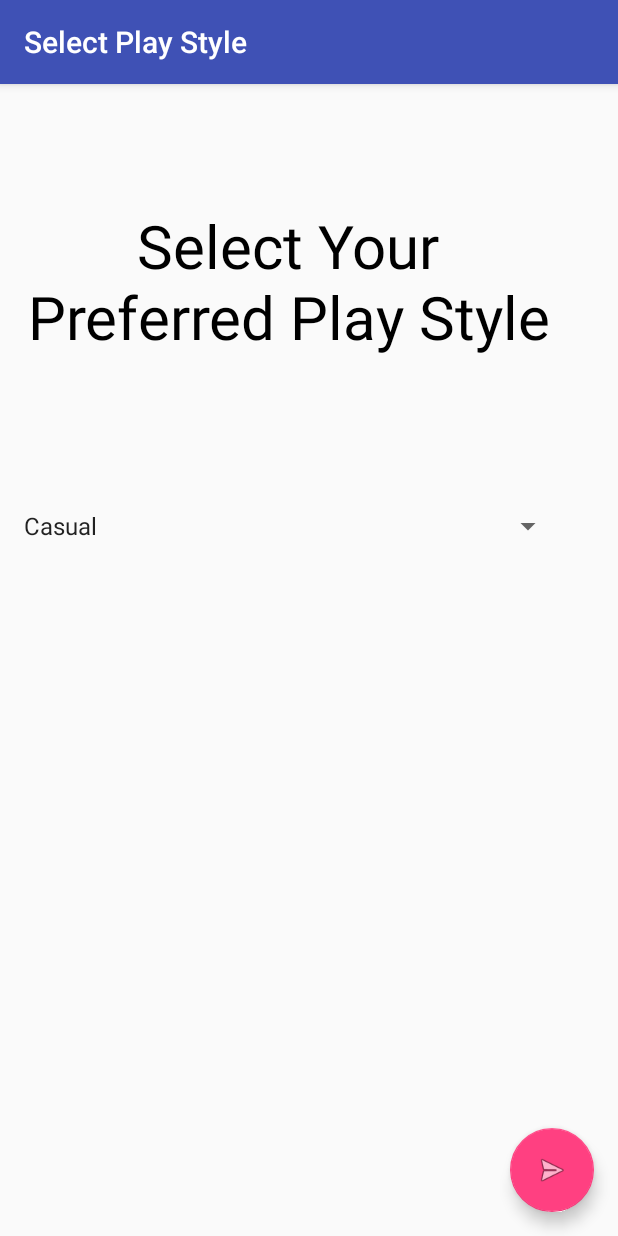
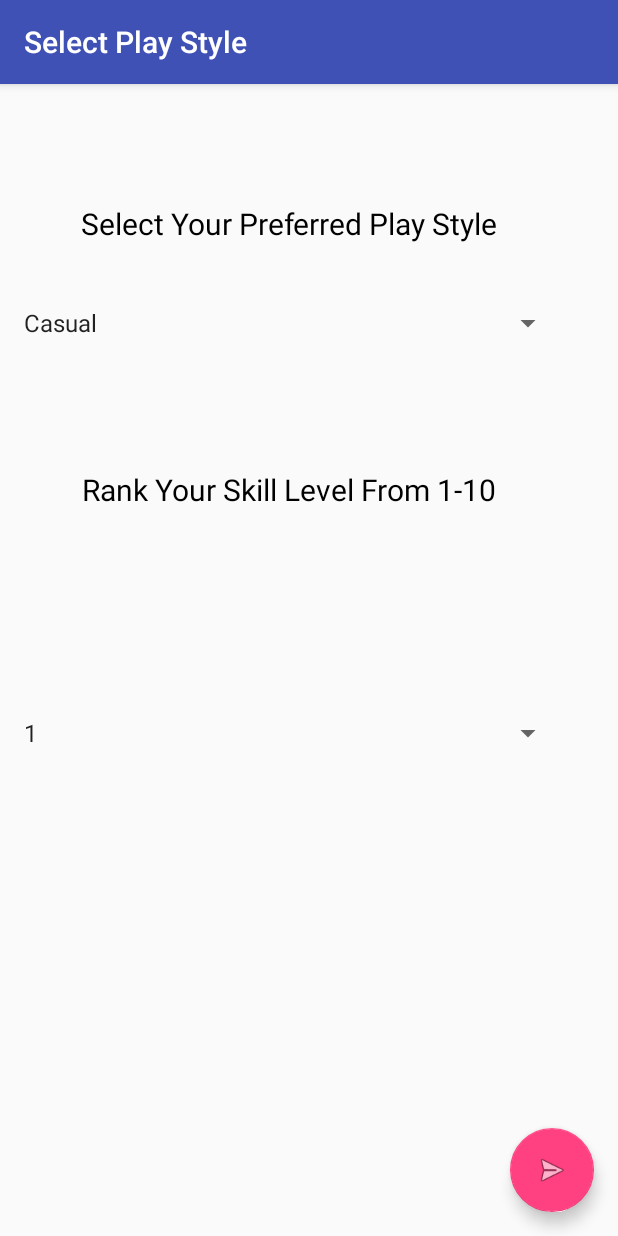
Before and after one commit to NicoleMuzquiz/461L-Project, an Android app: the EnterSportAbility screen opened directly, with no data from a screen before it, on a phone screen of 412 x 824 dp. Run offline under Robolectric (Android 15) with nearby library versions, the phone set to English and light mode, and no system bars.

Commit message:
Intro activities are almost complete. Need to set up home screen.

```diff
--- a/SwoleMates/app/build.gradle
+++ b/SwoleMates/app/build.gradle
@@ -54,4 +54,5 @@ dependencies {
 
 
 
+
 apply plugin: 'com.google.gms.google-services'
--- a/SwoleMates/app/src/main/java/com/example/swolemates/EnterSportAbility.java
+++ b/SwoleMates/app/src/main/java/com/example/swolemates/EnterSportAbility.java
@@ -17,6 +17,7 @@ public class EnterSportAbility extends AppCompatActivity implements AdapterView.
 
     public final static String EXTRA_MESSAGE = "";
     private String playStyle;
+    private String selfRank;
 
     @Override
     protected void onCreate(Bundle savedInstanceState) {
@@ -29,6 +30,16 @@ public class EnterSportAbility extends AppCompatActivity implements AdapterView.
         // Create an ArrayAdapter using the string array and a default spinner layout
         ArrayAdapter<CharSequence> adapter = ArrayAdapter.createFromResource(this,
                 R.array.play_style_array, android.R.layout.simple_spinner_item);
+        // Specify the layout to use when the list of choices appears
+        adapter.setDropDownViewResource(android.R.layout.simple_spinner_dropdown_item);
+        spinner.setOnItemSelectedListener(this);
+        // Apply the adapter to the spinner
+        spinner.setAdapter(adapter);
+
+        spinner = (Spinner) findViewById(R.id.self_rank_spinner);
+        // Create an ArrayAdapter using the string array and a default spinner layout
+        adapter = ArrayAdapter.createFromResource(this,
+                R.array.self_rank_array, android.R.layout.simple_spinner_item);
         // Specify the layout to use when the list of choices appears
         adapter.setDropDownViewResource(android.R.layout.simple_spinner_dropdown_item);
         spinner.setOnItemSelectedListener(this);
@@ -52,7 +63,11 @@ public class EnterSportAbility extends AppCompatActivity implements AdapterView.
     public void onItemSelected(AdapterView<?> parent, View view,
                                int pos, long id) {
         // An item was selected. You can retrieve the selected item using
-        playStyle = (String) parent.getItemAtPosition(pos);
+        if(id == R.id.play_style_spinner)
+            playStyle = (String) parent.getItemAtPosition(pos);
+        if(id == R.id.self_rank_spinner)
+            selfRank = (String) parent.getItemAtPosition(pos);
+
     }
 
     public void onNothingSelected(AdapterView<?> parent) {
--- a/SwoleMates/app/src/main/java/com/example/swolemates/FacebookLoginActivity.java
+++ b/SwoleMates/app/src/main/java/com/example/swolemates/FacebookLoginActivity.java
@@ -64,7 +64,7 @@ public class FacebookLoginActivity extends AppCompatActivity implements LoaderCa
     private AutoCompleteTextView mEmailView;
 
     // [START declare_auth]
-    private FirebaseAuth mAuth;
+    private static FirebaseAuth mAuth;
     // [END declare_auth]
 
     // [START declare_auth_listener]
@@ -145,6 +145,8 @@ public class FacebookLoginActivity extends AppCompatActivity implements LoaderCa
     private Context getActivity() {
         return this;
     }
+
+    public static FirebaseAuth getmAuth() {return mAuth; }
 
     // [START on_start_add_listener]
     @Override
--- a/SwoleMates/app/src/main/res/layout/content_enter_sport_ability.xml
+++ b/SwoleMates/app/src/main/res/layout/content_enter_sport_ability.xml
@@ -9,25 +9,57 @@
     tools:showIn="@layout/activity_enter_sport_ability">
 
     <TextView
+        android:id="@+id/textView"
+        android:layout_width="368dp"
+        android:layout_height="70dp"
+        android:layout_centerVertical="true"
+        android:layout_marginLeft="8dp"
+        android:layout_marginRight="8dp"
+        android:layout_marginTop="235dp"
+        android:gravity="center"
+        android:text="Rank Your Skill Level From 1-10"
+        android:textColor="@android:color/black"
+        android:textColorHighlight="@android:color/primary_text_dark"
+        android:textSize="20dp"
+        app:layout_constraintHorizontal_bias="0.0"
+        app:layout_constraintLeft_toLeftOf="parent"
+        app:layout_constraintRight_toRightOf="parent"
+        app:layout_constraintTop_toTopOf="parent" />
+
+    <TextView
         android:id="@+id/text_id"
         android:layout_width="368dp"
-        android:layout_height="200dp"
+        android:layout_height="70dp"
         android:layout_centerVertical="true"
+        android:layout_marginLeft="8dp"
+        android:layout_marginRight="8dp"
+        android:layout_marginTop="58dp"
         android:gravity="center"
         android:text="Select Your Preferred Play Style"
         android:textColor="@android:color/black"
         android:textColorHighlight="@android:color/primary_text_dark"
-        android:textSize="40dp"
-        android:layout_marginLeft="8dp"
+        android:textSize="20dp"
+        app:layout_constraintHorizontal_bias="0.0"
         app:layout_constraintLeft_toLeftOf="parent"
-        android:layout_marginRight="8dp"
         app:layout_constraintRight_toRightOf="parent"
-        android:layout_marginTop="31dp"
-        app:layout_constraintTop_toTopOf="parent"
-        app:layout_constraintHorizontal_bias="0.0" />
+        app:layout_constraintTop_toTopOf="parent" />
 
     <Spinner
         android:id="@+id/play_style_spinner"
+        android:layout_width="368dp"
+        android:layout_height="24dp"
+        app:layout_constraintLeft_toLeftOf="parent"
+        app:layout_constraintRight_toRightOf="parent"
+        android:layout_marginTop="8dp"
+        app:layout_constraintTop_toBottomOf="@+id/text_id"
+        android:layout_marginBottom="8dp"
+        app:layout_constraintBottom_toTopOf="@+id/textView"
+        android:layout_marginLeft="8dp"
+        app:layout_constraintHorizontal_bias="0.0"
+        app:layout_constraintVertical_bias="0.169" />
+
+    <Spinner
+        android:id="@+id/self_rank_spinner"
         android:layout_width="368dp"
         android:layout_height="24dp"
         android:layout_marginRight="8dp"
@@ -38,7 +70,7 @@
         android:layout_marginTop="200dp"
         app:layout_constraintTop_toTopOf="parent"
         android:layout_marginBottom="8dp"
-        app:layout_constraintVertical_bias="0.154"
+        app:layout_constraintVertical_bias="0.412"
         app:layout_constraintBottom_toBottomOf="parent" />
 
 </android.support.constraint.ConstraintLayout>
--- a/SwoleMates/app/src/main/res/values/strings.xml
+++ b/SwoleMates/app/src/main/res/values/strings.xml
@@ -196,6 +196,21 @@
         <item>Casual</item>
         <item>Competitive</item>
     </string-array>
+
+    <!--<resources>-->
+    <string-array name="self_rank_array">
+        <item>1</item>
+        <item>2</item>
+        <item>3</item>
+        <item>4</item>
+        <item>5</item>
+        <item>6</item>
+        <item>7</item>
+        <item>8</item>
+        <item>9</item>
+        <item>10</item>
+    </string-array>
+
     <string name="title_activity_enter_sport_ability">Select Play Style</string>
     <string name="title_activity_select_sport">Select Sport</string>
     <!--</resources>-->
```
Also changed, not shown: SwoleMates/app/src/main/AndroidManifest.xml (+10 -1 lines), SwoleMates/app/src/main/java/com/example/locationapi/EntryActivity.java (added, +34 -0 lines), SwoleMates/app/src/main/res/layout/activity_entry.xml (added, +9 -0 lines).
